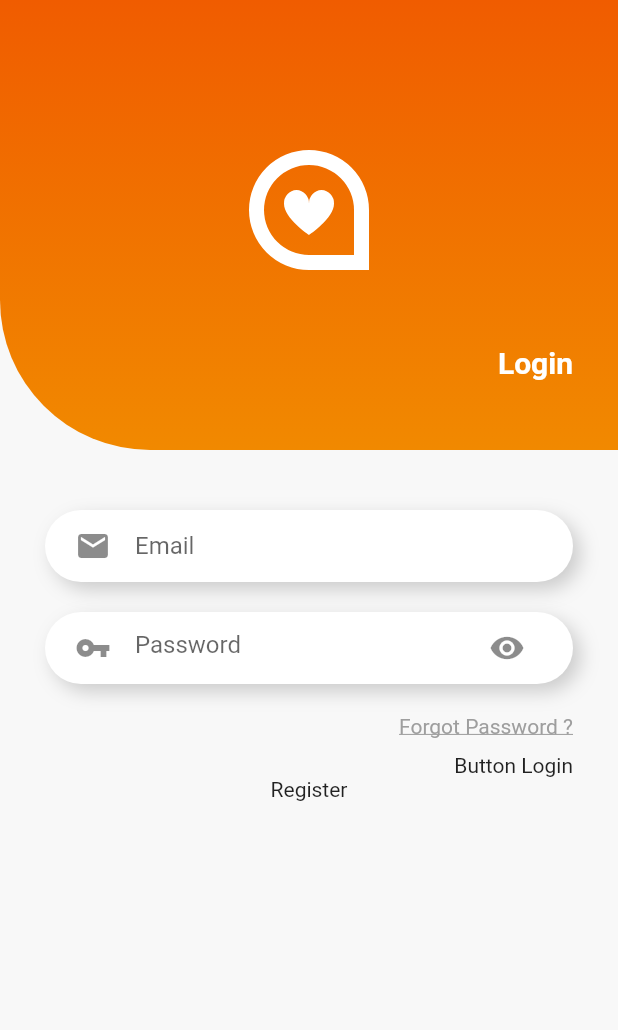
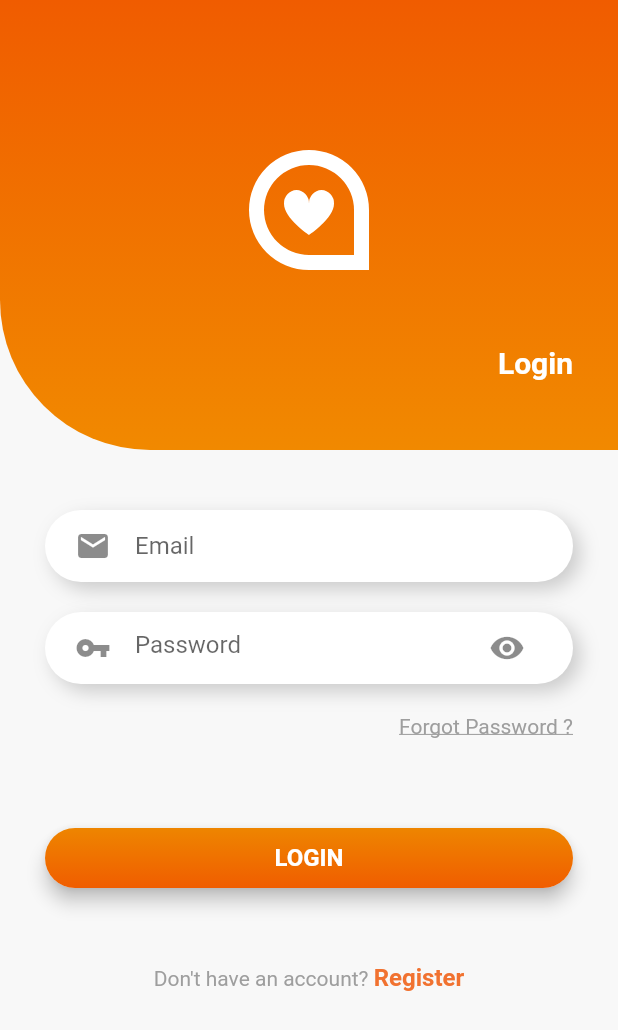
Before and after one commit to syafrialzulmi/flutter_login_page, a Flutter app: the screen it shows after launch, on a phone screen of 412 x 824 dp. Shown: the top 1030 px of the screen. Run offline on Flutter 3.47's test engine with Material 2 defaults, Android fonts, the phone set to English and light mode, and no system bars; our stand-ins replace flutter_svg.

Commit message:
button login and register

```diff
--- a/lib/main.dart
+++ b/lib/main.dart
@@ -181,11 +181,72 @@
                           ),
                         ),
                       ),
-                      Text('Button Login'),
+                      SizedBox(
+                        height: 50,
+                      ),
+                      Material(
+                        borderRadius: BorderRadius.circular(50),
+                        elevation: 5,
+                        child: Container(
+                          width: MediaQuery.of(context).size.width,
+                          height: 40,
+                          decoration: BoxDecoration(
+                            borderRadius: BorderRadius.circular(50),
+                            gradient: LinearGradient(
+                              colors: <Color>[
+                                Color(0xffEE8500),
+                                Color(0xffF05D00)
+                              ],
+                              begin: Alignment.topCenter,
+                              end: Alignment.bottomCenter,
+                            ),
+                          ),
+                          child: Material(
+                            borderRadius: BorderRadius.circular(50),
+                            color: Colors.transparent,
+                            child: Center(
+                              child: InkWell(
+                                splashColor: Colors.white,
+                                borderRadius: BorderRadius.circular(50),
+                                onTap: () {},
+                                child: Text(
+                                  'LOGIN',
+                                  style: TextStyle(
+                                    fontSize: 16,
+                                    color: Colors.white,
+                                    fontWeight: FontWeight.bold,
+                                  ),
+                                ),
+                              ),
+                            ),
+                          ),
+                        ),
+                      ),
                     ],
                   ),
                 ),
-                Text('Register')
+                SizedBox(
+                  height: 50,
+                ),
+                RichText(
+                  text: TextSpan(
+                    text: 'Don\'t have an account? ',
+                    style: TextStyle(
+                      fontSize: 14,
+                      color: Colors.grey,
+                    ),
+                    children: <TextSpan>[
+                      TextSpan(
+                        text: 'Register',
+                        style: TextStyle(
+                          fontSize: 16,
+                          color: Color(0xffF17230),
+                          fontWeight: FontWeight.bold,
+                        ),
+                      ),
+                    ],
+                  ),
+                ),
               ],
             ),
           )
```
